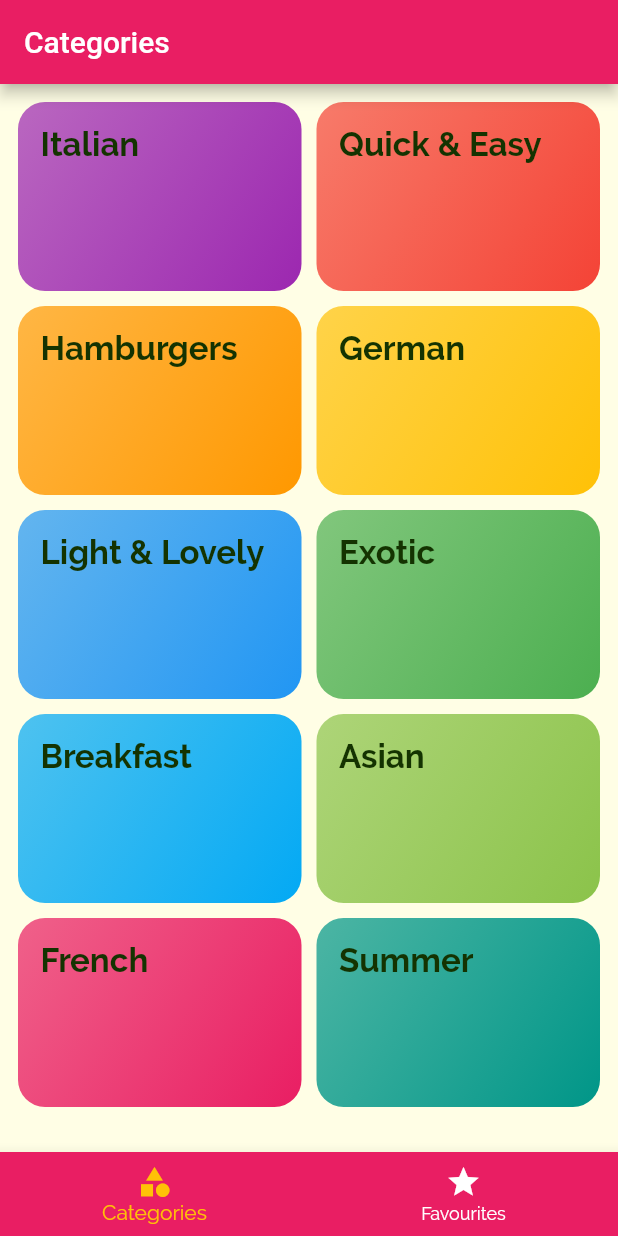
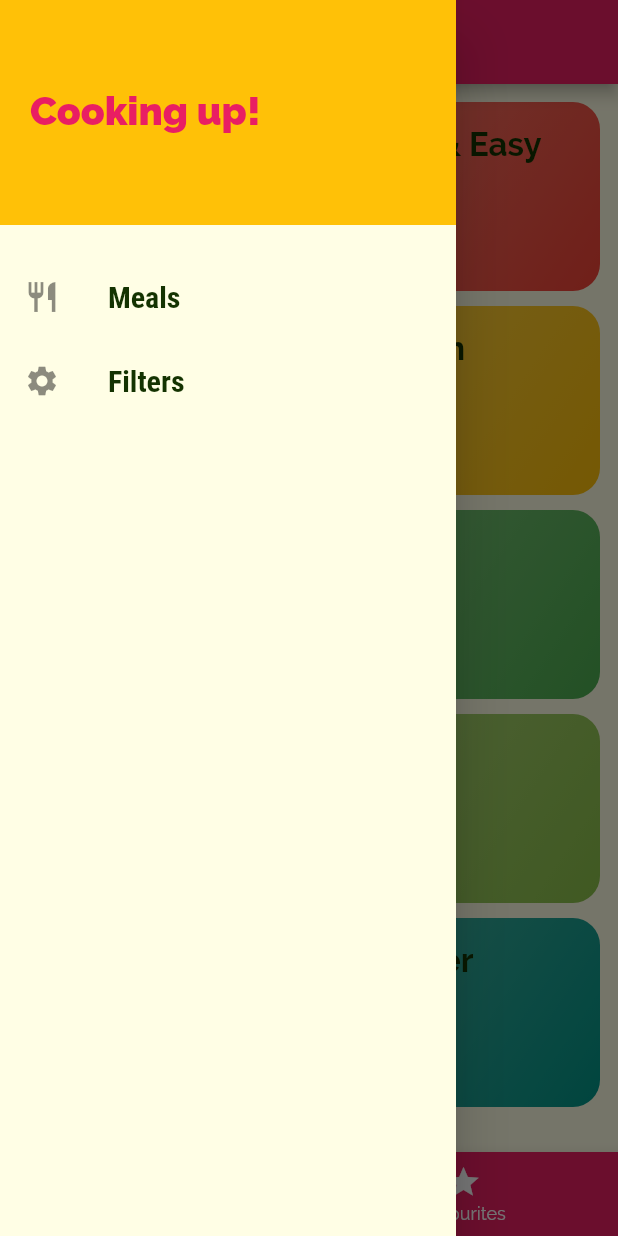
Before and after one commit to Yassin-H-Rassul/flutter_meals_app, a Flutter app: the screen it shows after launch, with the side drawer open (before the commit the screen has no drawer), on a phone screen of 412 x 824 dp. Run offline on Flutter 3.47's test engine with Material 2 defaults, Android fonts, the phone set to English and light mode, and no system bars.

Commit message:
added drawer to the app bar.

```diff
--- a/lib/screens/bottom_nav_helper.dart
+++ b/lib/screens/bottom_nav_helper.dart
@@ -1,6 +1,7 @@
 import 'package:flutter/material.dart';
 import 'package:meals_app/screens/category_screen.dart';
 import 'package:meals_app/screens/favourites_screen.dart';
+import 'package:meals_app/widgets/main_drawer.dart';
 
 class BottomNavHelper extends StatefulWidget {
   const BottomNavHelper({Key? key}) : super(key: key);
@@ -28,6 +29,7 @@ class _BottomNavHelperState extends State<BottomNavHelper> {
       appBar: AppBar(
         title: Text(_pages[_selectedPageIndex]['title']),
       ),
+      drawer:MainDrawer(),
       body: _pages[_selectedPageIndex]['page'],
       bottomNavigationBar: BottomNavigationBar(
         backgroundColor: Theme.of(context).primaryColor,
@@ -35,7 +37,7 @@ class _BottomNavHelperState extends State<BottomNavHelper> {
         unselectedItemColor: Colors.white,
         currentIndex: _selectedPageIndex,
         onTap: _selectPage,
-        items: [
+        items: const [
           BottomNavigationBarItem(
             icon: Icon(Icons.category),
             label: 'Categories',
--- /dev/null
+++ b/lib/widgets/main_drawer.dart
@@ -0,0 +1,55 @@
+import 'package:flutter/material.dart';
+
+class MainDrawer extends StatelessWidget {
+  const MainDrawer({Key? key}) : super(key: key);
+
+  Widget buildListTile(String title, IconData icon) {
+    return ListTile(
+      leading: Icon(
+        icon,
+        size: 24,
+      ),
+      title: Text(
+        title,
+        style: TextStyle(
+          fontSize: 20,
+          fontWeight: FontWeight.bold,
+          fontFamily: 'RobotoCondensed',
+        ),
+      ),
+      onTap: () {},
+    );
+  }
+
+  @override
+  Widget build(BuildContext context) {
+    return Drawer(
+      child: Column(
+        children: [
+          Container(
+            height: 150,
+            padding: EdgeInsets.all(20),
+            color: Theme.of(context).accentColor,
+            alignment: Alignment.centerLeft,
+            child: Text(
+              'Cooking up!',
+              style: TextStyle(
+                color: Theme.of(context).primaryColor,
+                fontSize: 26,
+                fontWeight: FontWeight.w900,
+              ),
+            ),
+          ),
+          SizedBox(
+            height: 20,
+          ),
+          buildListTile(
+            'Meals',
+            Icons.restaurant,
+          ),
+          buildListTile('Filters', Icons.settings),
+        ],
+      ),
+    );
+  }
+}
```
